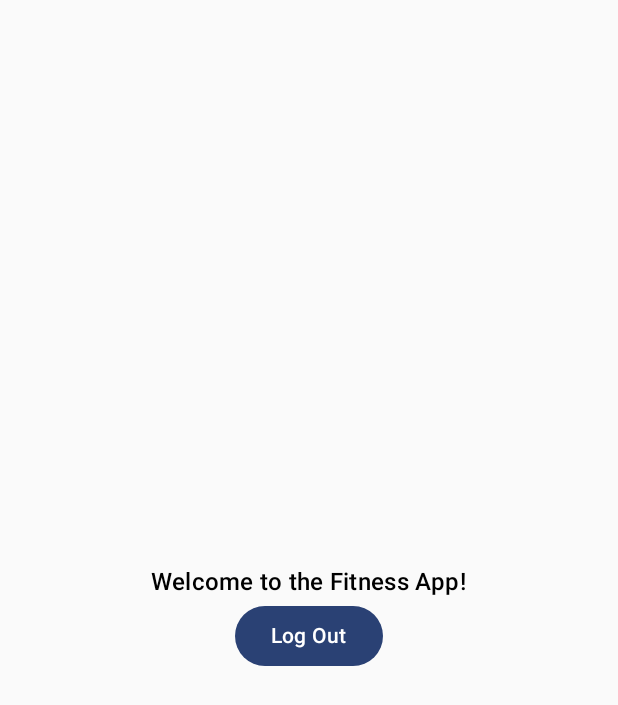
After one commit to mariaasoltanei/HealthApp, an Android app built with Jetpack Compose: the LandingScreen screen opened through its navigation route, on a phone screen of 412 x 824 dp. The commit adds this screen. Shown: the top 705 px of the screen. Run offline under Robolectric (Android 15) with nearby library versions, the phone set to English and light mode, and no system bars; our stand-ins replace Room's generated code.

Commit message:
modified dropdown, added landing page

```diff
--- a/MobileApp/app/build.gradle.kts
+++ b/MobileApp/app/build.gradle.kts
@@ -62,4 +62,9 @@ dependencies {
     ksp("androidx.room:room-compiler:2.6.1")
     implementation("androidx.room:room-ktx:2.6.1")
     implementation("androidx.navigation:navigation-compose:2.8.4")
+    testImplementation ("org.mockito:mockito-core:4.11.0")
+    testImplementation ("org.mockito.kotlin:mockito-kotlin:4.1.0")
+    testImplementation ("androidx.arch.core:core-testing:2.1.0")
+    testImplementation ("org.jetbrains.kotlinx:kotlinx-coroutines-test:1.7.2")
+    testImplementation("junit:junit:4.13.2")
 }
--- a/MobileApp/app/src/main/java/com/mc/mobileapp/NavigationHost.kt
+++ b/MobileApp/app/src/main/java/com/mc/mobileapp/NavigationHost.kt
@@ -3,6 +3,7 @@ import androidx.navigation.NavHostController
 import androidx.navigation.compose.NavHost
 import androidx.navigation.compose.composable
 import com.mc.mobileapp.UserViewModel
+import com.mc.mobileapp.screens.LandingScreen
 import com.mc.mobileapp.screens.LoginScreen
 import com.mc.mobileapp.screens.RegisterScreen
 import com.mc.mobileapp.screens.WelcomeScreen
@@ -23,7 +24,7 @@ fun AppNavGraph(navController: NavHostController, userViewModel: UserViewModel)
             LoginScreen(
                 userViewModel = userViewModel,
                 onLoginSuccess = {
-                    // Handle successful login (e.g., navigate to home screen or show toast)
+                    navController.navigate("landing")
                 },
                 onBackClick = { navController.popBackStack() } // Navigate back to welcome
             )
@@ -34,11 +35,22 @@ fun AppNavGraph(navController: NavHostController, userViewModel: UserViewModel)
             RegisterScreen(
                 userViewModel = userViewModel,
                 onRegisterSuccess = {
-                    navController.navigate("login") { popUpTo("welcome") }
+                    navController.navigate("landing")
                 },
 
                 onBackClick = { navController.popBackStack() } // Navigate back to welcome
             )
         }
+
+        //Landing Screen
+        composable("landing") {
+            LandingScreen(
+                onSucessful = {
+                    navController.navigate("welcome") {
+                        popUpTo("welcome") { inclusive = true }
+                    }
+                }
+            )
+        }
     }
 }
--- a/MobileApp/app/src/main/java/com/mc/mobileapp/UserViewModel.kt
+++ b/MobileApp/app/src/main/java/com/mc/mobileapp/UserViewModel.kt
@@ -10,7 +10,6 @@ class UserViewModel(private val repository: UserRepository) : ViewModel() {
     fun registerUser(user: User, onSuccess: () -> Unit, onError: (String) -> Unit) {
         viewModelScope.launch {
             try {
-                // Check if user with the same email exists
                 val existingUser = repository.loginUser(user.email, user.password)
                 if (existingUser == null) {
                     repository.insertUser(user)
--- /dev/null
+++ b/MobileApp/app/src/main/java/com/mc/mobileapp/screens/LandingScreen.kt
@@ -0,0 +1,28 @@
+package com.mc.mobileapp.screens
+
+import androidx.compose.foundation.layout.*
+import androidx.compose.foundation.layout.Arrangement
+import androidx.compose.material3.*
+import androidx.compose.material3.Button
+import androidx.compose.material3.Text
+import androidx.compose.runtime.*
+import androidx.compose.ui.Alignment
+import androidx.compose.ui.Modifier
+import androidx.compose.ui.unit.dp
+
+
+@Composable
+fun LandingScreen(onSucessful: () -> Unit) {
+    Column(
+        modifier = Modifier
+            .fillMaxSize()
+            .padding(16.dp),
+        verticalArrangement = Arrangement.Center,
+        horizontalAlignment = Alignment.CenterHorizontally
+    ) {
+        Text("Welcome to the Fitness App!", style = MaterialTheme.typography.titleMedium)
+        Button(onClick = onSucessful) {
+            Text("Log Out")
+        }
+    }
+}
--- a/MobileApp/app/src/main/java/com/mc/mobileapp/screens/LoginScreen.kt
+++ b/MobileApp/app/src/main/java/com/mc/mobileapp/screens/LoginScreen.kt
@@ -1,5 +1,6 @@
 package com.mc.mobileapp.screens
 
+import android.util.Log
 import androidx.compose.foundation.layout.*
 import androidx.compose.foundation.layout.Arrangement
 import androidx.compose.material.icons.Icons
@@ -65,6 +66,7 @@ fun LoginScreen(
                         password = password,
                         onSuccess = { user ->
                             onLoginSuccess(user)
+                            Log.d("LoginScreen", "User: $user")
                         },
                         onError = { error ->
                             errorMessage = error
--- a/MobileApp/app/src/main/java/com/mc/mobileapp/screens/RegisterScreen.kt
+++ b/MobileApp/app/src/main/java/com/mc/mobileapp/screens/RegisterScreen.kt
@@ -1,5 +1,6 @@
 package com.mc.mobileapp.screens
 
+import android.util.Log
 import androidx.compose.runtime.*
 import com.mc.mobileapp.User
 import com.mc.mobileapp.UserViewModel
@@ -77,6 +78,7 @@ fun RegisterScreen(
                     )
                     userViewModel.registerUser(user, onSuccess = {
                         onRegisterSuccess()
+                        Log.d("RegisterScreen", "User registered successfully.")
                     }, onError = {
                         errorMessage = it
                     })
```
Also changed, not shown: MobileApp/app/src/main/java/com/mc/mobileapp/components/Dropdown.kt (renamed from MobileApp/app/src/main/java/com/mc/mobileapp/components/GenderDropdown.kt, +10 -9 lines), MobileApp/app/src/main/java/com/mc/mobileapp/screens/HealthDataScreen.kt (+24 -11 lines), 1 other file.
